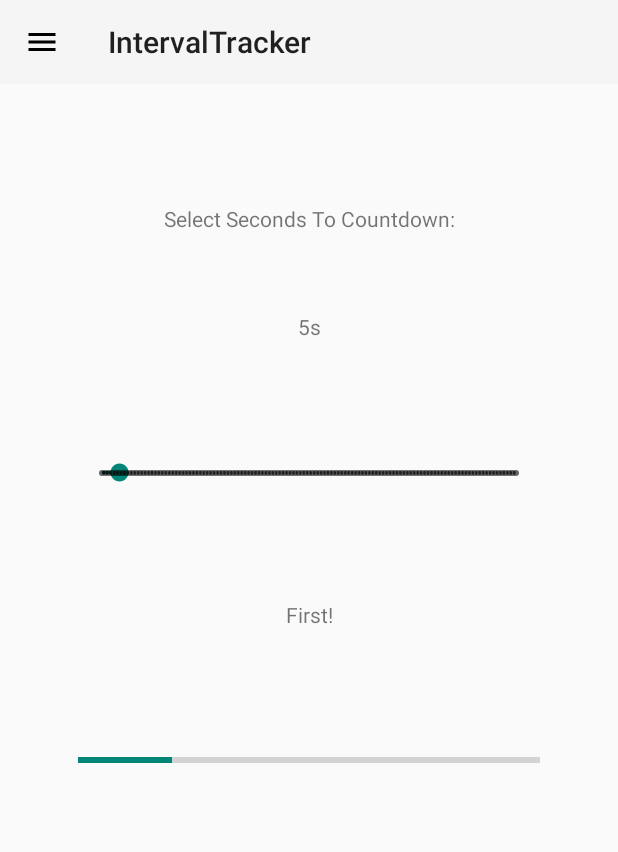
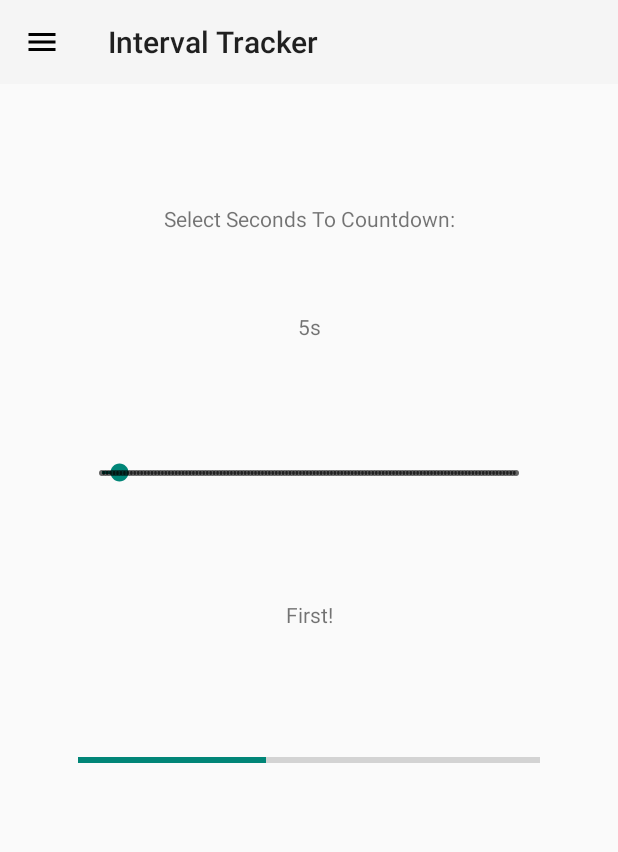
Before and after one commit to willw00/IntervalTracker, an Android app: the screen it shows after launch (MainActivity), after a tap on "START TIMER!", on a phone screen of 412 x 824 dp. Shown: the top 852 px of the screen. Run offline under Robolectric (Android 15) with nearby library versions, the phone set to English and light mode, and no system bars.

Commit message:
Better closer warmer

```diff
--- a/app/src/main/java/com/example/willweiss/intervaltracker/MainActivity.kt
+++ b/app/src/main/java/com/example/willweiss/intervaltracker/MainActivity.kt
@@ -1,11 +1,13 @@
 package com.example.willweiss.intervaltracker
 
+import android.content.ClipData
 import android.support.v7.app.AppCompatActivity
 import android.os.Bundle
 import android.os.Handler
 import android.support.v4.view.GravityCompat
 import android.support.v4.widget.DrawerLayout
 import android.support.v7.app.ActionBar
+import android.view.Menu
 import android.view.MenuItem
 import android.view.View
 import com.example.willweiss.intervaltracker.components.ProgressBarUpdatingCountDownTimer
@@ -21,9 +23,15 @@ class MainActivity : AppCompatActivity() {
 
     private val UPDATE_PROGRESS_BAR: Int = 1
 
-    private val intervalSet = IntervalSet(listOf(
-            Interval("First!", 10),
-            Interval("Second!", 10)))
+    private val intervalSet = IntervalSet("Set1", listOf(
+            Interval("First!", 5),
+            Interval("Second!", 5)))
+
+    private val intervalSet2 = IntervalSet("Set2", listOf(
+            Interval("First2!", 5),
+            Interval("Second2!", 5)))
+
+    private val intervalSets = mapOf(0 to intervalSet, 1 to intervalSet2)
 
     val progressBarHandler = Handler() {message ->
         if (message.what == UPDATE_PROGRESS_BAR) {
@@ -55,8 +63,14 @@ class MainActivity : AppCompatActivity() {
 
         navDrawer.setNavigationItemSelectedListener { menuItem ->
             menuItem.isChecked = true
+
             drawer_layout.closeDrawers()
             true
+        }
+
+        intervalSets.forEach {it ->
+            val newItem = navDrawer.menu.add(Menu.NONE, it.key, it.key, it.value.name)
+            println(newItem)
         }
 
         timePickerListener = TimePickerChangeListener(pickedTime)
@@ -64,6 +78,16 @@ class MainActivity : AppCompatActivity() {
         timePicker.setOnSeekBarChangeListener(timePickerListener)
 
         pickedTime.text = timePicker.progress.toString() + "s"
+    }
+
+    override fun onCreateOptionsMenu(menu: Menu?): Boolean {
+//        menu?.clear()
+//        menuInflater.inflate(R.menu.drawer_view, menu)
+//        menu?.add(0, 0, Menu.NONE, "Option1")
+
+        println(menu?.size())
+        val intervals =
+        return super.onCreateOptionsMenu(menu)
     }
 
     override fun onOptionsItemSelected(item: MenuItem): Boolean {
--- a/app/src/main/java/com/example/willweiss/intervaltracker/model/IntervalSet.kt
+++ b/app/src/main/java/com/example/willweiss/intervaltracker/model/IntervalSet.kt
@@ -1,5 +1,5 @@
 package com.example.willweiss.intervaltracker.model
 
-data class IntervalSet(val intervals: List<Interval>) {
+data class IntervalSet(val name: String, val intervals: List<Interval>) {
     val totalTime = intervals.map { i -> i.seconds }.sum()
 }
--- a/app/src/main/res/menu/drawer_view.xml
+++ b/app/src/main/res/menu/drawer_view.xml
@@ -1,13 +1,11 @@
 <?xml version="1.0" encoding="utf-8"?>
 <menu xmlns:android="http://schemas.android.com/apk/res/android">
-    <group
-        android:id="@+id/navDrawerMenu"
-        android:checkableBehavior="single">
-        <item
-            android:id="@+id/item_1"
-            android:title="Title 1"/>
-        <item
-            android:id="@+id/item_2"
-            android:title="Title 2"/>
-    </group>
+    <!--<item-->
+        <!--android:id="@+id/item_1"-->
+        <!--android:title="Title 1"-->
+        <!--android:checkable="true"/>-->
+    <!--<item-->
+        <!--android:id="@+id/item_2"-->
+        <!--android:title="Title 2"-->
+        <!--android:checkable="true"/>-->
 </menu>
--- a/app/src/main/res/values/strings.xml
+++ b/app/src/main/res/values/strings.xml
@@ -1,5 +1,5 @@
 <resources>
-    <string name="app_name">IntervalTracker</string>
+    <string name="app_name">Interval Tracker</string>
     <string name="start_timer">Start Timer!</string>
     <string name="enter_seconds_to_countdown">Select Seconds To Countdown:</string>
 </resources>
```
